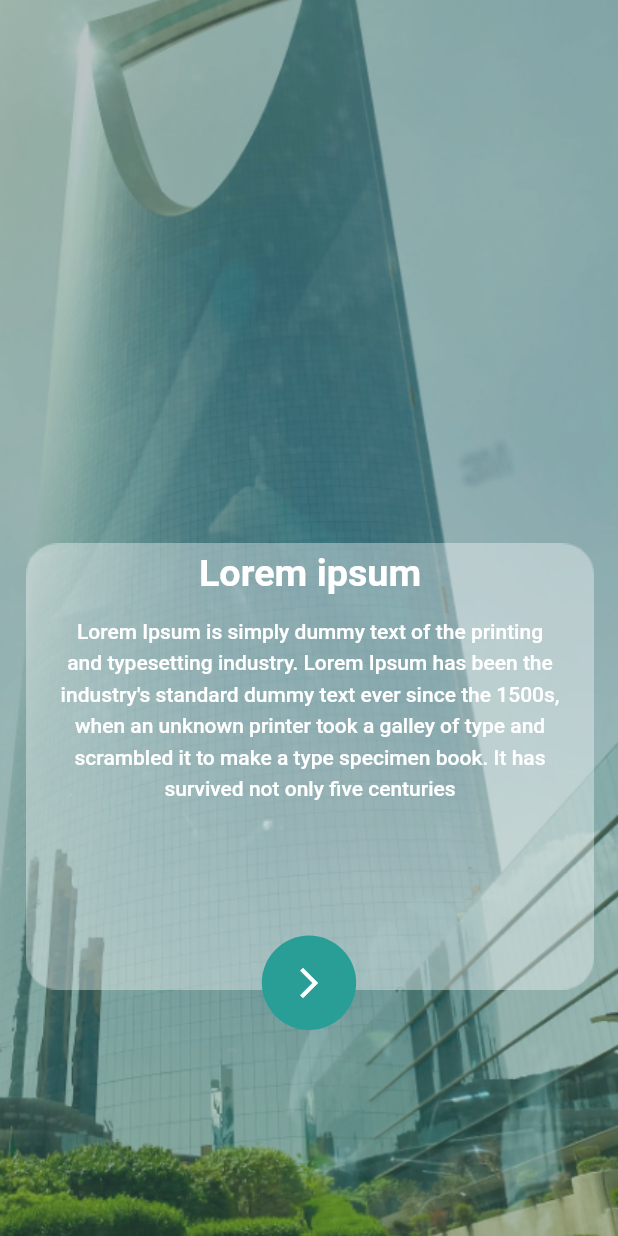
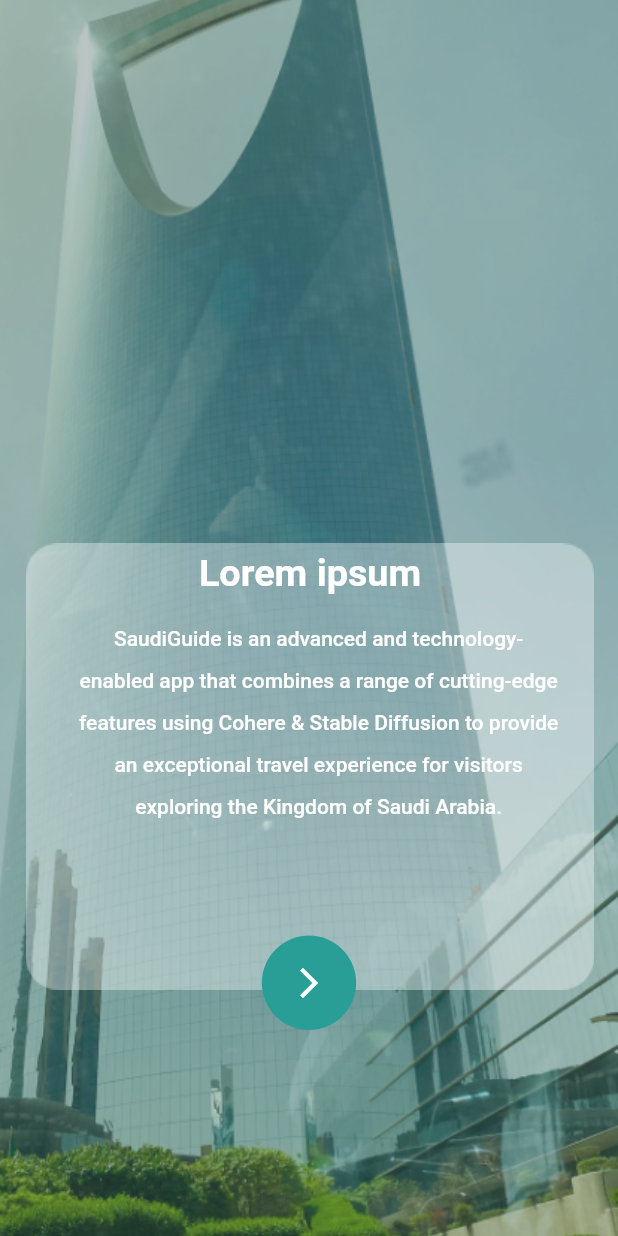
Before and after one commit to HiraGul/SaudiGuideApp, a Flutter app: the MyHomePage screen opened directly, on a phone screen of 412 x 824 dp. Run offline on Flutter 3.47's test engine with Material 2 defaults, Android fonts, the light colour scheme and no system bars; our stand-ins replace bloc, cloud_firestore, country_picker, firebase_auth, firebase_core, flutter_bloc and 10 more; accounts and stored records are empty; Roboto replaces fonts that are missing (Cairo).

Commit message:
Latest Code

```diff
--- a/lib/Cubits/WeatherCubit/weather_forcast_cubit.dart
+++ b/lib/Cubits/WeatherCubit/weather_forcast_cubit.dart
@@ -20,4 +20,8 @@ class WeatherForecastCubit extends Cubit<WeatherForecastState> {
       emit(WeatherForecastException());
     }
   }
+
+  emitLoading() {
+    emit(WeatherForecastLoading());
+  }
 }
--- a/lib/Screens/home_page.dart
+++ b/lib/Screens/home_page.dart
@@ -62,15 +62,18 @@ class MyHomePage extends StatelessWidget {
                   SizedBox(
                     height: 10.sp,
                   ),
-                  Text(
-                    'Lorem Ipsum is simply dummy text of the printing and typesetting industry. Lorem Ipsum has been the industry\'s standard dummy text ever since the 1500s, when an unknown printer took a galley of type and scrambled it to make a type specimen book. It has survived not only five centuries',
-                    style: GoogleFonts.cairo(
-                      fontSize: 14.0,
-                      color: Colors.white,
-                      fontWeight: FontWeight.w500,
-                      height: 1.5,
+                  Container(
+                    margin: EdgeInsets.only(left: 10.sp),
+                    child: Text(
+                      'SaudiGuide is an advanced and technology-enabled app that combines a range of cutting-edge features using Cohere & Stable Diffusion to provide an exceptional travel experience for visitors exploring the Kingdom of Saudi Arabia.',
+                      style: GoogleFonts.cairo(
+                        fontSize: 14.0,
+                        color: Colors.white,
+                        fontWeight: FontWeight.w500,
+                        height: 2,
+                      ),
+                      textAlign: TextAlign.center,
                     ),
-                    textAlign: TextAlign.center,
                   ),
                   SizedBox(
                     height: 10.sp,
--- a/lib/main.dart
+++ b/lib/main.dart
@@ -7,12 +7,12 @@ import 'package:saudi_guide/Cubits/chat_bot_cubit/chat_bot_cubit.dart';
 import 'package:saudi_guide/Cubits/chat_list_cubit.dart';
 import 'package:saudi_guide/Cubits/my_recomendation_repo/my_recomendation_cubit.dart';
 import 'package:saudi_guide/Cubits/stable_disfussion_repo/text_to_image_cubit.dart';
+import 'package:saudi_guide/Screens/home_page.dart';
 
 import 'Cubits/ScanCubit/scan_land_mark_cubit.dart';
 import 'Cubits/WeatherCubit/weather_forcast_cubit.dart';
 import 'Cubits/translate_list_cubit.dart';
 import 'Screens/bottom_navigation_screen/bottom_navigtion_screen.dart';
-import 'Screens/splash_screen.dart';
 import 'Utils/shared_prefs.dart';
 
 void main() async {
@@ -64,8 +64,8 @@ class _MyAppState extends State<MyApp> {
             minTextAdapt: true,
             useInheritedMediaQuery: true,
             splitScreenMode: true,
-            builder: (context, child) => MySharedPrefs.getIsLoggedIn() == null
-                ? const SplashScreen()
+            builder: (context, child) => MySharedPrefs.getIsLoggedIn() != null
+                ? const MyHomePage()
                 : const BottomNavigationScreen(),
           )),
     );
--- a/lib/weather_screen/weather_screen.dart
+++ b/lib/weather_screen/weather_screen.dart
@@ -26,6 +26,7 @@ class _WeatherScreenState extends State<WeatherScreen> {
   String? city;
   @override
   void initState() {
+    context.read<WeatherForecastCubit>().emitLoading();
     _determinePosition();
   }
 
@@ -231,7 +232,7 @@ class _WeatherScreenState extends State<WeatherScreen> {
                             placeholder:
                                 const AssetImage("assets/icons/rain.png"),
                             image: NetworkImage(
-                                '${WeatherModeController.weatherModel!.current!.condition!.icon.toString()}',
+                                'http:${WeatherModeController.weatherModel!.current!.condition!.icon.toString()}',
                                 headers: {
                                   'X-RapidAPI-Key':
                                       ' 4ba134b8e1msh225dac5b0fc4db6p1de760jsn5e94b47909ad',
@@ -256,7 +257,7 @@ class _WeatherScreenState extends State<WeatherScreen> {
                                   child: weatherWidget(
                                       image: 'assets/icons/wind.png',
                                       title:
-                                          '${WeatherModeController.weatherModel!.current!.windKph.toString()} kph'),
+                                          '${WeatherModeController.weatherModel!.current!.windKph} kph'),
                                 ),
                                 Expanded(
                                   child: weatherWidget(
```
Also changed, not shown: lib/Screens/bottom_navigation_screen/home_screen.dart (+6 -3 lines).
